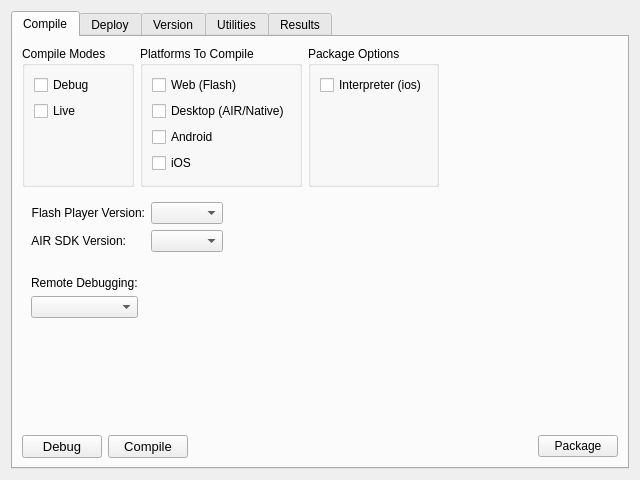
sernst/CompilerDeck, file resources/widget/DeckCompileWidget/DeckCompileWidget.ui: the form before one commit.
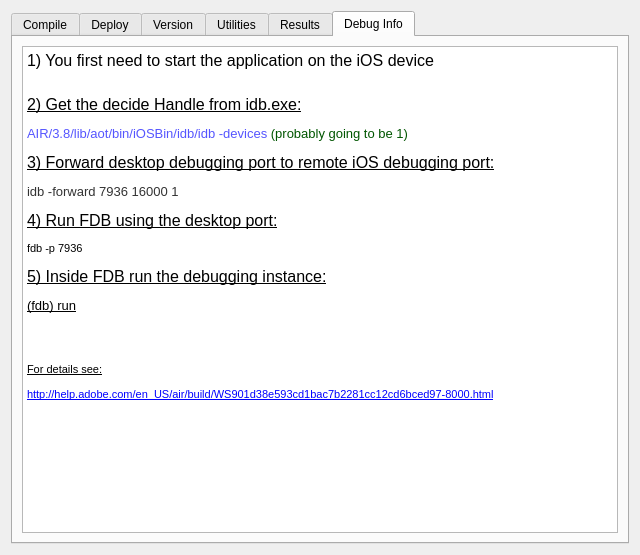
The form after the commit.

Patch:
```diff
--- a/resources/widget/DeckCompileWidget/DeckCompileWidget.ui
+++ b/resources/widget/DeckCompileWidget/DeckCompileWidget.ui
@@ -7,7 +7,7 @@
     <x>0</x>
     <y>0</y>
     <width>640</width>
-    <height>480</height>
+    <height>555</height>
    </rect>
   </property>
   <property name="sizePolicy">
@@ -29,7 +29,7 @@
    <item>
     <widget class="QTabWidget" name="mainTab">
      <property name="currentIndex">
-      <number>0</number>
+      <number>5</number>
      </property>
      <widget class="QWidget" name="settingsTabPage">
       <attribute name="title">
@@ -1137,6 +1137,35 @@
        </item>
       </layout>
      </widget>
+     <widget class="QWidget" name="tab">
+      <attribute name="title">
+       <string>Debug Info</string>
+      </attribute>
+      <layout class="QVBoxLayout" name="verticalLayout_14">
+       <item>
+        <widget class="QTextEdit" name="textEdit">
+         <property name="html">
+          <string>&lt;!DOCTYPE HTML PUBLIC &quot;-//W3C//DTD HTML 4.0//EN&quot; &quot;http://www.w3.org/TR/REC-html40/strict.dtd&quot;&gt;
+&lt;html&gt;&lt;head&gt;&lt;meta name=&quot;qrichtext&quot; content=&quot;1&quot; /&gt;&lt;style type=&quot;text/css&quot;&gt;
+p, li { white-space: pre-wrap; }
+&lt;/style&gt;&lt;/head&gt;&lt;body style=&quot; font-family:'MS Shell Dlg 2'; font-size:8.25pt; font-weight:400; font-style:normal;&quot;&gt;
+&lt;p style=&quot; margin-top:12px; margin-bottom:12px; margin-left:0px; margin-right:0px; -qt-block-indent:0; text-indent:0px;&quot;&gt;&lt;span style=&quot; font-size:12pt; color:#000000;&quot;&gt;1) You first need to start the application on the iOS device&lt;/span&gt;&lt;/p&gt;
+&lt;p style=&quot; margin-top:12px; margin-bottom:12px; margin-left:0px; margin-right:0px; -qt-block-indent:0; text-indent:0px;&quot;&gt;&lt;span style=&quot; font-size:8pt;&quot;&gt;&lt;br /&gt;&lt;/span&gt;&lt;a href=&quot;http://help.adobe.com/en_US/air/build/WS901d38e593cd1bac7b2281cc12cd6bced97-8000.html&quot;&gt;&lt;span style=&quot; font-size:12pt; text-decoration: underline; color:#000000;&quot;&gt;2) Get the decide Handle from idb.exe:&lt;/span&gt;&lt;/a&gt;&lt;/p&gt;
+&lt;p style=&quot; margin-top:12px; margin-bottom:12px; margin-left:0px; margin-right:0px; -qt-block-indent:0; text-indent:0px;&quot;&gt;&lt;span style=&quot; font-family:'monospace'; font-size:10pt; color:#5555ff;&quot;&gt;AIR/3.8/lib/aot/bin/iOSBin/idb&lt;/span&gt;&lt;span style=&quot; font-family:'Courier New,courier'; font-size:10pt; color:#5555ff;&quot;&gt;/idb -devices &lt;/span&gt;&lt;span style=&quot; font-family:'Courier New,courier'; font-size:10pt; color:#005500;&quot;&gt;(probably going to be 1)&lt;/span&gt;&lt;/p&gt;
+&lt;p style=&quot; margin-top:12px; margin-bottom:12px; margin-left:0px; margin-right:0px; -qt-block-indent:0; text-indent:0px;&quot;&gt;&lt;a href=&quot;http://help.adobe.com/en_US/air/build/WS901d38e593cd1bac7b2281cc12cd6bced97-8000.html&quot;&gt;&lt;span style=&quot; font-size:12pt; text-decoration: underline; color:#000000;&quot;&gt;3) Forward desktop debugging port to remote iOS debugging port:&lt;/span&gt;&lt;/a&gt;&lt;/p&gt;
+&lt;p style=&quot; margin-top:12px; margin-bottom:12px; margin-left:0px; margin-right:0px; -qt-block-indent:0; text-indent:0px;&quot;&gt;&lt;span style=&quot; font-family:'Courier New,courier'; font-size:10pt; color:#333333;&quot;&gt;idb -forward 7936 16000 1&lt;/span&gt;&lt;/p&gt;
+&lt;p style=&quot; margin-top:12px; margin-bottom:12px; margin-left:0px; margin-right:0px; -qt-block-indent:0; text-indent:0px;&quot;&gt;&lt;a href=&quot;http://help.adobe.com/en_US/air/build/WS901d38e593cd1bac7b2281cc12cd6bced97-8000.html&quot;&gt;&lt;span style=&quot; font-size:12pt; text-decoration: underline; color:#000000;&quot;&gt;4) Run FDB using the desktop port:&lt;/span&gt;&lt;/a&gt;&lt;/p&gt;
+&lt;p style=&quot; margin-top:12px; margin-bottom:12px; margin-left:0px; margin-right:0px; -qt-block-indent:0; text-indent:0px;&quot;&gt;&lt;span style=&quot; font-size:8pt;&quot;&gt;fdb -p 7936&lt;/span&gt;&lt;/p&gt;
+&lt;p style=&quot; margin-top:12px; margin-bottom:12px; margin-left:0px; margin-right:0px; -qt-block-indent:0; text-indent:0px;&quot;&gt;&lt;a href=&quot;http://help.adobe.com/en_US/air/build/WS901d38e593cd1bac7b2281cc12cd6bced97-8000.html&quot;&gt;&lt;span style=&quot; font-size:12pt; text-decoration: underline; color:#000000;&quot;&gt;5) Inside FDB run the debugging instance:&lt;/span&gt;&lt;/a&gt;&lt;/p&gt;
+&lt;p style=&quot; margin-top:12px; margin-bottom:12px; margin-left:0px; margin-right:0px; -qt-block-indent:0; text-indent:0px;&quot;&gt;&lt;a href=&quot;http://help.adobe.com/en_US/air/build/WS901d38e593cd1bac7b2281cc12cd6bced97-8000.html&quot;&gt;&lt;span style=&quot; font-size:10pt; text-decoration: underline; color:#000000;&quot;&gt;(fdb) run&lt;/span&gt;&lt;/a&gt;&lt;/p&gt;
+&lt;p style=&quot; margin-top:12px; margin-bottom:12px; margin-left:0px; margin-right:0px; -qt-block-indent:0; text-indent:0px;&quot;&gt;&lt;span style=&quot; font-size:8pt;&quot;&gt;&lt;br /&gt;&lt;/span&gt;&lt;/p&gt;
+&lt;p style=&quot; margin-top:12px; margin-bottom:12px; margin-left:0px; margin-right:0px; -qt-block-indent:0; text-indent:0px;&quot;&gt;&lt;a href=&quot;http://help.adobe.com/en_US/air/build/WS901d38e593cd1bac7b2281cc12cd6bced97-8000.html&quot;&gt;&lt;span style=&quot; font-size:8pt; text-decoration: underline; color:#000000;&quot;&gt;For details see:&lt;/span&gt;&lt;/a&gt;&lt;/p&gt;
+&lt;p style=&quot; margin-top:12px; margin-bottom:12px; margin-left:0px; margin-right:0px; -qt-block-indent:0; text-indent:0px;&quot;&gt;&lt;a href=&quot;http://help.adobe.com/en_US/air/build/WS901d38e593cd1bac7b2281cc12cd6bced97-8000.html&quot;&gt;&lt;span style=&quot; font-size:8pt; text-decoration: underline; color:#0000ff;&quot;&gt;http://help.adobe.com/en_US/air/build/WS901d38e593cd1bac7b2281cc12cd6bced97-8000.html&lt;/span&gt;&lt;/a&gt;&lt;/p&gt;&lt;/body&gt;&lt;/html&gt;</string>
+         </property>
+        </widget>
+       </item>
+      </layout>
+     </widget>
     </widget>
    </item>
   </layout>
```
Left out of the diff: 1 changed line with no effect on the pictures.
